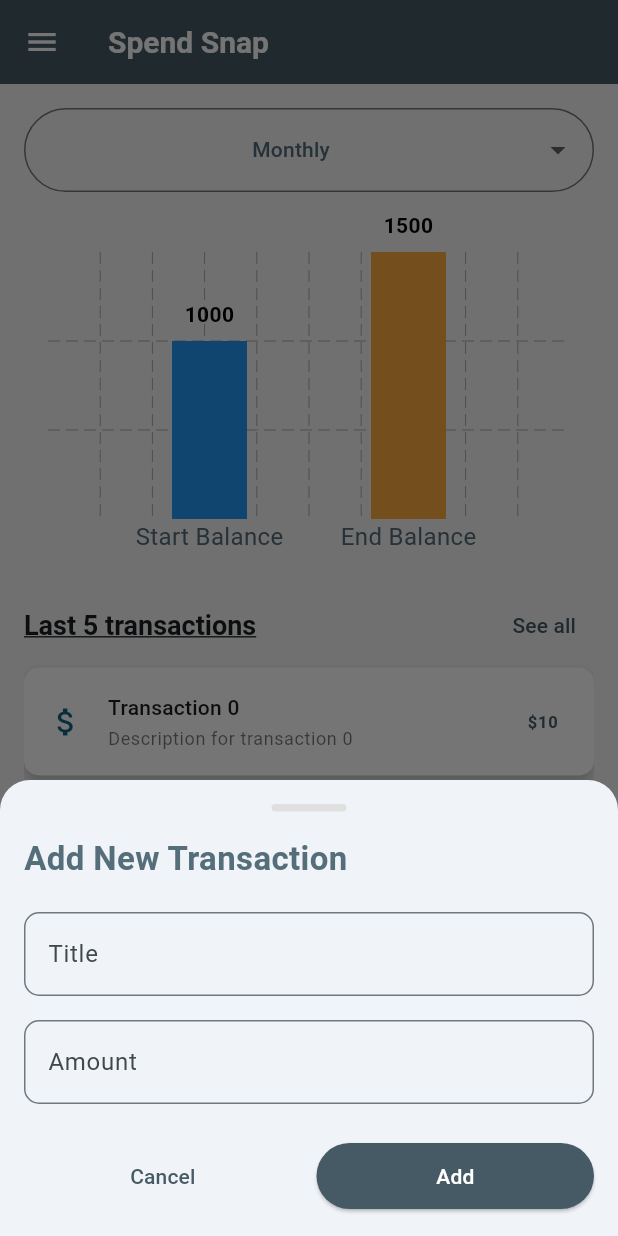
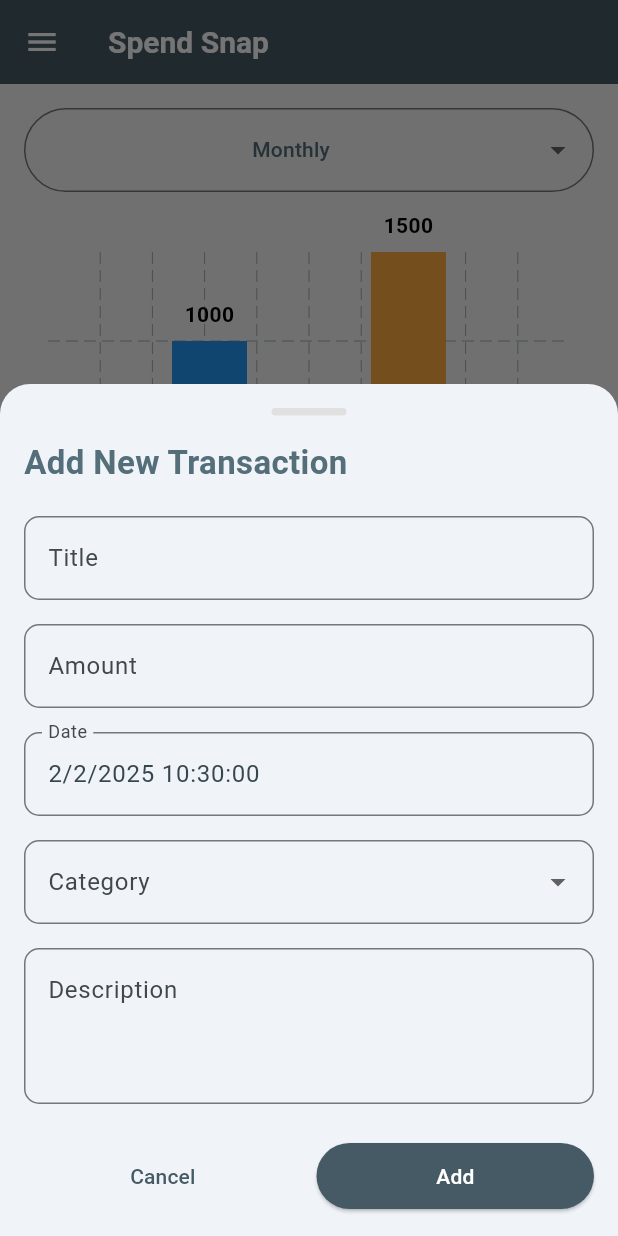
Before and after one commit to singhamjesh/spend_snap, a Flutter app: the screen it shows after launch, after a tap on "Add", on a phone screen of 412 x 824 dp. Run offline on Flutter 3.47's test engine with Material 3 defaults, Android fonts, the light colour scheme and no system bars; drawn by our look-alikes of fl_chart, flutter_form_builder; our stand-ins replace flutter_riverpod, form_builder_validators, permission_handler, sqflite_common_ffi; accounts and stored records are empty.

Commit message:
add provider

```diff
--- a/lib/models/db.dart
+++ b/lib/data/db.dart
@@ -1,3 +1,4 @@
+import 'dart:io';
 import 'package:path/path.dart';
 import 'package:sqflite_common_ffi/sqflite_ffi.dart';
 
@@ -16,8 +17,8 @@ class DB {
   }
 
   static Future<Database> _initDB() async {
-    final dbPath = await databaseFactory.getDatabasesPath();
-    final path = join(dbPath, 'app_database.db');
+    final dbPath = await _getDatabasePath();
+    final path = join(dbPath, 'spend_snap_database.db');
 
     return await databaseFactory.openDatabase(path,
         options: OpenDatabaseOptions(
@@ -33,14 +34,30 @@ class DB {
             await db.execute('''
           CREATE TABLE transactions (
             id INTEGER PRIMARY KEY AUTOINCREMENT,
-            userId INTEGER NOT NULL,
             title TEXT NOT NULL,
-            amount REAL NOT NULL,
-            date TEXT NOT NULL,
-            FOREIGN KEY (userId) REFERENCES users (id)
+            amount DOUBLE NOT NULL,
+            date DATETIME NOT NULL,
+            type TEXT NOT NULL,
+            category TEXT NOT NULL,
+            descriptions TEXT NULL
           )
         ''');
           },
         ));
   }
+
+  static Future<String> _getDatabasePath() async {
+    try {
+      final dbPath = await databaseFactory.getDatabasesPath();
+      final directory = Directory(dbPath);
+      if (!await directory.exists()) {
+        await directory.create(recursive: true);
+      }
+      return dbPath;
+    } catch (e) {
+      // Handle the error gracefully, possibly by using a fallback path
+      print('Error getting database path: $e');
+      return Directory.systemTemp.path; // Use system temporary directory as fallback
+    }
+  }
 }
--- /dev/null
+++ b/lib/data/transaction_db.dart
@@ -0,0 +1,18 @@
+import 'db.dart';
+
+class TransactionDB {
+  static Future<int> save(Map<String, dynamic> payload) async {
+    final db = await DB.database;
+    return await db.insert('transactions', payload);
+  }
+
+  static Future<List<Map<String, dynamic>>> get() async {
+    final db = await DB.database;
+    return await db.query('transactions', orderBy: 'date DESC');
+  }
+
+  static Future<int> delete(int id) async {
+    final db = await DB.database;
+    return await db.delete('transactions', where: 'id = ?', whereArgs: [id]);
+  }
+}
--- a/lib/main.dart
+++ b/lib/main.dart
@@ -1,11 +1,14 @@
 import 'package:flutter/material.dart';
+import 'package:flutter_riverpod/flutter_riverpod.dart';
 import 'package:spend_snap/app_routers.dart';
 import 'package:spend_snap/config/constants.dart';
 import 'package:spend_snap/config/theme.dart';
 
 void main() {
   WidgetsFlutterBinding.ensureInitialized();
-  runApp(const SpendSnap());
+  runApp(
+    const ProviderScope(child: SpendSnap()),
+  );
 }
 
 class SpendSnap extends StatelessWidget {
--- /dev/null
+++ b/lib/models/category.dart
@@ -0,0 +1,21 @@
+enum Category {
+  food,
+  fair,
+  rent,
+  utilities,
+  entertainment,
+  healthcare,
+  transportation,
+  education,
+  clothing,
+  groceries,
+  diningOut,
+  travel,
+  savings,
+  insurance,
+  gifts,
+  donations,
+  personalCare,
+  subscriptions,
+  homeMaintenance
+}
--- /dev/null
+++ b/lib/models/transaction.dart
@@ -0,0 +1,19 @@
+enum TransactionType { debited, credited }
+
+class Transaction {
+  const Transaction({
+    required this.title,
+    required this.amount,
+    required this.date,
+    required this.type,
+    required this.category,
+    this.descriptions,
+  });
+
+  final String title;
+  final double amount;
+  final DateTime date;
+  final String category;
+  final TransactionType type;
+  final String? descriptions;
+}
--- a/lib/models/transaction_db.dart
+++ /dev/null
@@ -1,24 +0,0 @@
-import 'db.dart';
-
-class TransactionDB {
-  static Future<int> insertTransaction(
-      int userId, String title, double amount, String date) async {
-    final db = await DB.database;
-    return await db.insert('transactions', {
-      'userId': userId,
-      'title': title,
-      'amount': amount,
-      'date': date,
-    });
-  }
-
-  static Future<List<Map<String, dynamic>>> getTransactions() async {
-    final db = await DB.database;
-    return await db.query('transactions', orderBy: 'date DESC');
-  }
-
-  static Future<int> deleteTransaction(int id) async {
-    final db = await DB.database;
-    return await db.delete('transactions', where: 'id = ?', whereArgs: [id]);
-  }
-}
--- /dev/null
+++ b/lib/providers/transaction_provider.dart
@@ -0,0 +1,49 @@
+import 'package:flutter_riverpod/flutter_riverpod.dart';
+import '../models/transaction.dart';
+import '../data/transaction_db.dart';
+
+class TransactionNotifier extends StateNotifier<List<Transaction>> {
+  TransactionNotifier() : super([]);
+
+  Future<void> loadTransactions() async {
+    final List<Map<String, dynamic>> maps = await TransactionDB.get();
+
+    state = List.generate(maps.length, (i) {
+      return Transaction(
+        title: maps[i]['title'],
+        amount: maps[i]['amount'].toDouble(), // Fix: Ensure amount is a double
+        date: DateTime.parse(maps[i]['date']),
+        category: maps[i]['category'],
+        type: maps[i]['amount'] >= 0
+            ? TransactionType.credited
+            : TransactionType.debited,
+        descriptions: maps[i]['descriptions'],
+      );
+    });
+  }
+
+  Future<void> addTransaction(Transaction transaction) async {
+    final payload = {
+      'title': transaction.title,
+      'amount': transaction.amount,
+      'date': transaction.date.toIso8601String(),
+      'category': transaction.category,
+      'type': 'debited',
+      'descriptions': transaction.descriptions,
+    };
+    await TransactionDB.save(payload);
+    loadTransactions();
+  }
+
+  Future<void> deleteTransaction(int id) async {
+    await TransactionDB.delete(id);
+    loadTransactions();
+  }
+}
+
+final transactionProvider =
+    StateNotifierProvider<TransactionNotifier, List<Transaction>>((ref) {
+  final notifier = TransactionNotifier();
+  notifier.loadTransactions();
+  return notifier;
+});
--- a/lib/screens/transactions/form.dart
+++ b/lib/screens/transactions/form.dart
@@ -1,7 +1,40 @@
 import 'package:flutter/material.dart';
+import 'package:flutter_riverpod/flutter_riverpod.dart';
+import 'package:flutter_form_builder/flutter_form_builder.dart';
+import 'package:form_builder_validators/form_builder_validators.dart';
+import '../../models/transaction.dart';
+import '../../providers/transaction_provider.dart';
 
-class TransactionForm extends StatelessWidget {
+class TransactionForm extends ConsumerStatefulWidget {
   const TransactionForm({super.key});
+
+  @override
+  ConsumerState<TransactionForm> createState() => _TransactionFormState();
+}
+
+class _TransactionFormState extends ConsumerState<TransactionForm> {
+  final _formKey = GlobalKey<FormBuilderState>();
+
+  void _addTransaction() {
+    if (_formKey.currentState?.saveAndValidate() ?? false) {
+      final formData = _formKey.currentState?.value;
+      final title = formData?['title'] ?? '';
+      final amount = double.tryParse(formData?['amount'] ?? '0.0') ?? 0.0;
+      final date = formData?['date'] ?? DateTime.now();
+      final category = formData?['category'] ?? 'Uncategorized';
+      final transaction = Transaction(
+        title: title,
+        amount: amount,
+        date: date,
+        type: amount >= 0 ? TransactionType.credited : TransactionType.debited,
+        descriptions: formData?['descriptions'],
+        category: category,
+      );
+
+      ref.read(transactionProvider.notifier).addTransaction(transaction);
+      Navigator.of(context).pop();
+    }
+  }
 
   @override
   Widget build(BuildContext context) {
@@ -13,8 +46,10 @@ class TransactionForm extends StatelessWidget {
           top: 16.0,
           bottom: MediaQuery.of(context).viewInsets.bottom + 16.0,
         ),
+        child: FormBuilder(
+          key: _formKey,
           child: Column(
-          mainAxisSize: MainAxisSize.min, // Adjust height dynamically
+            mainAxisSize: MainAxisSize.min,
             crossAxisAlignment: CrossAxisAlignment.start,
             children: <Widget>[
               Center(
@@ -33,23 +68,104 @@ class TransactionForm extends StatelessWidget {
                 style: TextStyle(fontSize: 22, fontWeight: FontWeight.bold),
               ),
               const SizedBox(height: 20),
-            TextField(
+              FormBuilderTextField(
+                name: 'title',
                 decoration: InputDecoration(
                   labelText: "Title",
                   border: OutlineInputBorder(
                     borderRadius: BorderRadius.circular(10.0),
                   ),
                 ),
+                validator: FormBuilderValidators.compose([
+                  FormBuilderValidators.required(),
+                  FormBuilderValidators.minLength(3),
+                ]),
               ),
               const SizedBox(height: 16),
-            TextField(
+              FormBuilderTextField(
+                name: 'amount',
                 decoration: InputDecoration(
                   labelText: "Amount",
                   border: OutlineInputBorder(
                     borderRadius: BorderRadius.circular(10.0),
                   ),
                 ),
-              keyboardType: TextInputType.number,
+                keyboardType:
+                    const TextInputType.numberWithOptions(decimal: true),
+                validator: FormBuilderValidators.compose([
+                  FormBuilderValidators.required(),
+                  FormBuilderValidators.numeric(),
+                  FormBuilderValidators.min(0.01),
+                ]),
+              ),
+              const SizedBox(height: 16),
+              FormBuilderDateTimePicker(
+                name: 'date',
+                initialValue: DateTime.now(),
+                decoration: InputDecoration(
+                  labelText: "Date",
+                  border: OutlineInputBorder(
+                    borderRadius: BorderRadius.circular(10.0),
+                  ),
+                ),
+                validator: FormBuilderValidators.required(),
+              ),
+              const SizedBox(height: 16),
+              FormBuilderDropdown(
+                name: 'category',
+                decoration: InputDecoration(
+                  labelText: "Category",
+                  border: OutlineInputBorder(
+                    borderRadius: BorderRadius.circular(10.0),
+                  ),
+                ),
+                items: const [
+                  DropdownMenuItem(value: 'food', child: Text('Food')),
+                  DropdownMenuItem(value: 'fair', child: Text('Fair')),
+                  DropdownMenuItem(value: 'rent', child: Text('Rent')),
+                  DropdownMenuItem(
+                      value: 'utilities', child: Text('Utilities')),
+                  DropdownMenuItem(
+                      value: 'entertainment', child: Text('Entertainment')),
+                  DropdownMenuItem(
+                      value: 'healthcare', child: Text('Healthcare')),
+                  DropdownMenuItem(
+                      value: 'transportation', child: Text('Transportation')),
+                  DropdownMenuItem(
+                      value: 'education', child: Text('Education')),
+                  DropdownMenuItem(value: 'clothing', child: Text('Clothing')),
+                  DropdownMenuItem(
+                      value: 'groceries', child: Text('Groceries')),
+                  DropdownMenuItem(
+                      value: 'diningOut', child: Text('Dining Out')),
+                  DropdownMenuItem(value: 'travel', child: Text('Travel')),
+                  DropdownMenuItem(value: 'savings', child: Text('Savings')),
+                  DropdownMenuItem(
+                      value: 'insurance', child: Text('Insurance')),
+                  DropdownMenuItem(value: 'gifts', child: Text('Gifts')),
+                  DropdownMenuItem(
+                      value: 'donations', child: Text('Donations')),
+                  DropdownMenuItem(
+                      value: 'personalCare', child: Text('Personal Care')),
+                  DropdownMenuItem(
+                      value: 'subscriptions', child: Text('Subscriptions')),
+                  DropdownMenuItem(
+                      value: 'homeMaintenance',
+                      child: Text('Home Maintenance')),
+                ],
+                validator: FormBuilderValidators.required(),
+              ),
+              const SizedBox(height: 16),
+              FormBuilderTextField(
+                name: 'descriptions',
+                decoration: InputDecoration(
+                  labelText: "Description",
+                  border: OutlineInputBorder(
+                    borderRadius: BorderRadius.circular(10.0),
+                  ),
+                  alignLabelWithHint: true,
+                ),
+                maxLines: 3,
               ),
               const SizedBox(height: 24),
               Row(
@@ -66,10 +182,7 @@ class TransactionForm extends StatelessWidget {
                   const SizedBox(width: 10),
                   Expanded(
                     child: ElevatedButton(
-                    onPressed: () {
-                      // Handle adding transaction logic here
-                      Navigator.of(context).pop();
-                    },
+                      onPressed: _addTransaction,
                       child: const Text("Add"),
                     ),
                   ),
@@ -78,6 +191,7 @@ class TransactionForm extends StatelessWidget {
             ],
           ),
         ),
+      ),
     );
   }
 }
--- a/lib/widgets/list.dart
+++ b/lib/widgets/list.dart
@@ -1,20 +1,20 @@
 import 'package:flutter/material.dart';
+import 'package:flutter_riverpod/flutter_riverpod.dart';
+import '../providers/transaction_provider.dart';
 
-class CustomList extends StatefulWidget {
+class CustomList extends ConsumerWidget {
   const CustomList({
     super.key,
   });
 
   @override
-  State<CustomList> createState() => _CustomListState();
-}
+  Widget build(BuildContext context, WidgetRef ref) {
+    final transactions = ref.watch(transactionProvider);
 
-class _CustomListState extends State<CustomList> {
-  @override
-  Widget build(BuildContext context) {
     return ListView.builder(
-      itemCount: 5,
+      itemCount: transactions.length,
       itemBuilder: (context, index) {
+        final transaction = transactions[index];
         return Card(
           margin: const EdgeInsets.symmetric(vertical: 4.0),
           shape: RoundedRectangleBorder(
@@ -27,22 +27,21 @@ class _CustomListState extends State<CustomList> {
               color: Theme.of(context).colorScheme.primary,
             ),
             title: Text(
-              'Transaction $index',
+              transaction.title,
               style: Theme.of(context).textTheme.titleMedium!.copyWith(
                     color: Theme.of(context).colorScheme.onSurface,
                   ),
             ),
             subtitle: Text(
-              'Description for transaction $index',
+              transaction.descriptions ?? 'No description',
               style: Theme.of(context).textTheme.bodySmall!.copyWith(
-                    color: Theme.of(context)
-                        .colorScheme
-                        .onSurface
-                        .withValues(alpha: 0.6),
-                  ),
+                  color: Theme.of(context)
+                      .colorScheme
+                      .onSurface
+                      .withValues(alpha: 0.6)),
             ),
             trailing: Text(
-              '\$${(index + 1) * 10}',
+              '\$${transaction.amount.toStringAsFixed(2)}',
               style: TextStyle(
                 fontWeight: FontWeight.bold,
                 color: Theme.of(context).colorScheme.secondary,
--- a/pubspec.yaml
+++ b/pubspec.yaml
@@ -40,6 +40,8 @@ dependencies:
   sqflite_common_ffi: ^2.3.4+4
   sqlite3_flutter_libs: ^0.5.29+1
   path: ^1.9.0
+  flutter_riverpod: ^2.6.1
+  form_builder_validators: ^11.1.1
 
 dev_dependencies:
   flutter_test:
```
Also changed, not shown: lib/data/user_db.dart (renamed from lib/models/user_db.dart), pubspec.lock, 1 other file. Lines whose indentation alone changed are shown as unchanged.
